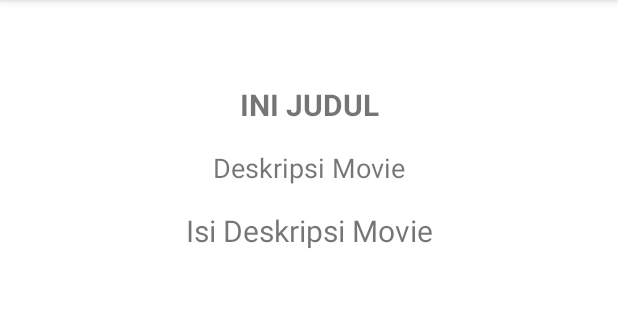
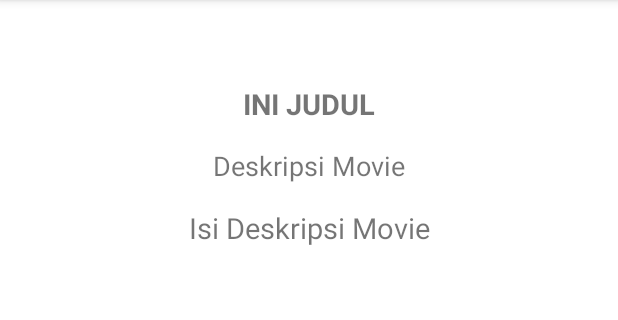
Before and after one commit to dwirahmadita/BakumanV2, an Android app: the DetailMovieActivity screen opened directly, with no data from a screen before it, on a phone screen of 412 x 824 dp, the part 84-404 px from its top. Run offline under Robolectric (Android 15) with nearby library versions, the phone set to English and light mode, and no system bars.

Commit message:
Update activity_detail_movie.xml

```diff
--- a/app/src/main/res/layout/activity_detail_movie.xml
+++ b/app/src/main/res/layout/activity_detail_movie.xml
@@ -23,7 +23,7 @@
         android:layout_marginTop="24dp"
         android:text="INI JUDUL"
         android:textStyle="bold"
-        android:textSize="20sp"
+        android:textSize="19sp"
         app:layout_constraintEnd_toEndOf="parent"
         app:layout_constraintStart_toStartOf="parent"
         app:layout_constraintTop_toBottomOf="@+id/imgDetailMovie" />
@@ -45,7 +45,7 @@
         android:layout_height="wrap_content"
         android:layout_marginTop="16dp"
         android:text="Isi Deskripsi Movie"
-        android:textSize="20sp"
+        android:textSize="19sp"
         app:layout_constraintEnd_toEndOf="parent"
         app:layout_constraintStart_toStartOf="parent"
         app:layout_constraintTop_toBottomOf="@+id/textView2" />
```
